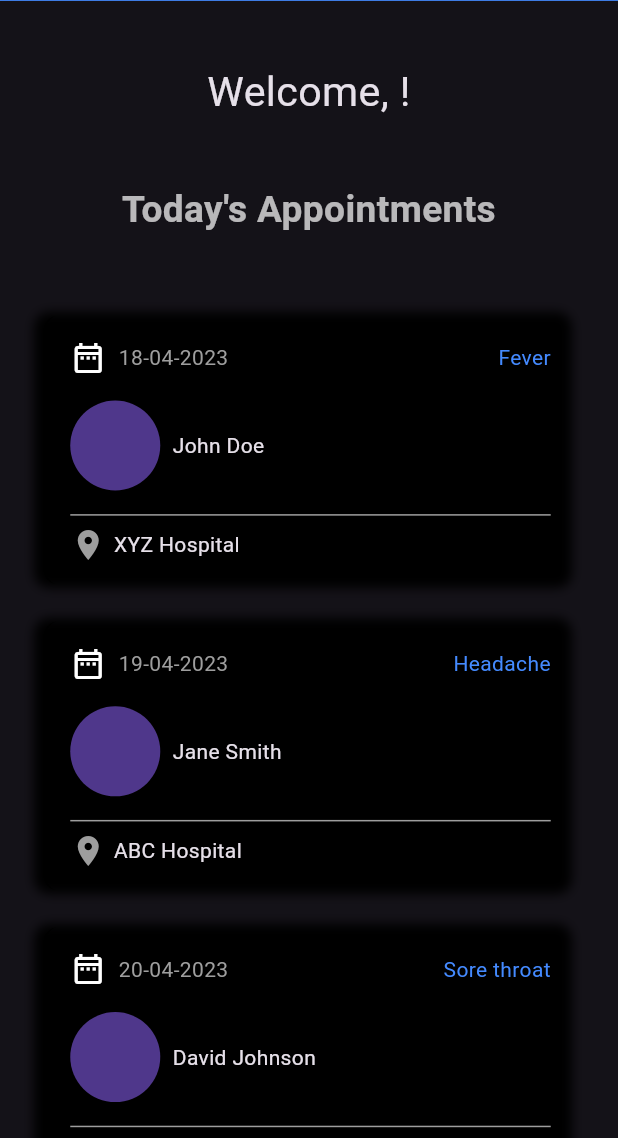
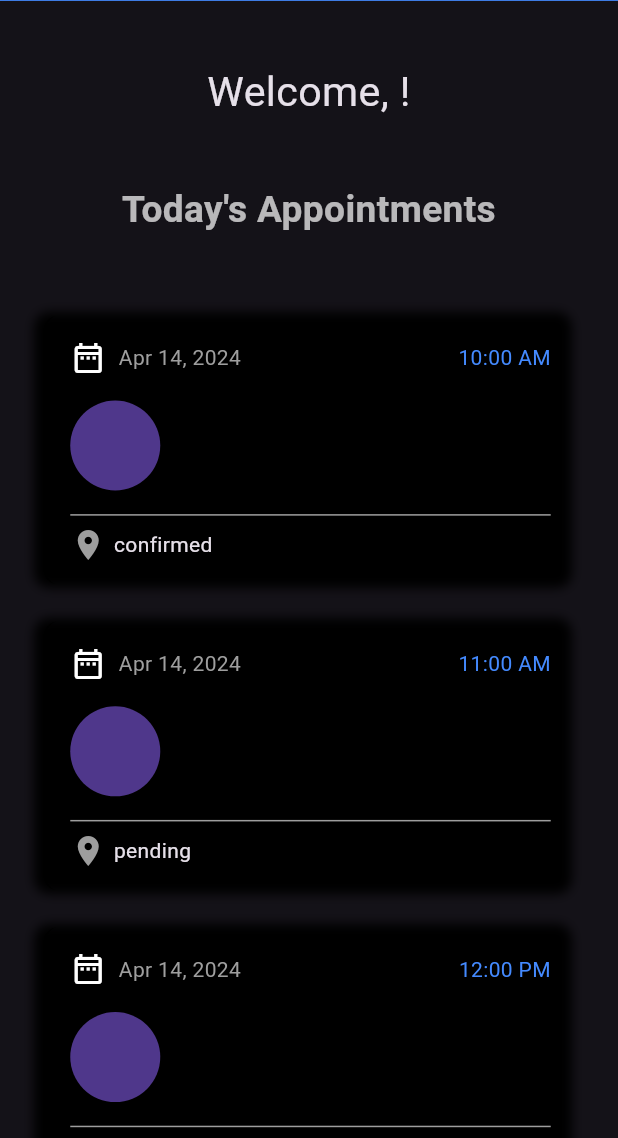
Before and after one commit to ShivamMenda/AetherWell-Mobile, a Flutter app: the UserHomeScreen screen opened by its route, on a phone screen of 412 x 824 dp, the part 98-1236 px from its top. Run offline on Flutter 3.47's test engine with Material 3 defaults, Android fonts, the phone set to English and light mode, and no system bars; our stand-ins replace easy_date_timeline, get, multi_dropdown, shared_preferences, sizer, syncfusion_flutter_charts; missing offline and left inert: mongo_dart, radio_grouped_buttons; accounts and stored records are empty; network calls fail.

```diff
--- a/lib/bindings/user/user_appointmentbooking_binding.dart
+++ b/lib/bindings/user/user_appointmentbooking_binding.dart
@@ -3,10 +3,11 @@ import 'package:aetherwell/controllers/user/user_appointmentbooking_controller.d
 import 'package:get/get.dart';
 import 'package:aetherwell/controllers/auth_controller.dart';
 
-class UserHomeBinding extends Bindings {
+class UserAppointmentBookingBinding extends Bindings {
   @override
   void dependencies() {
     Get.put<AuthController>(AuthController(), permanent: true);
-    Get.put<UserAppointmentBookingController>(UserAppointmentBookingController());
+    Get.put<UserAppointmentBookingController>(
+        UserAppointmentBookingController());
   }
 }
--- a/lib/controllers/user/home_controller.dart
+++ b/lib/controllers/user/home_controller.dart
@@ -1,36 +1,36 @@
+import 'package:aetherwell/models/appointments.dart';
 import 'package:get/get.dart';
+import 'package:mongo_dart/mongo_dart.dart';
 
 class UserHomeController extends GetxController {
-  List<Map<String, String>> appointmentList = [ // Get only today's appointments from API by date
-    {
-      'date': '18-04-2023',
-      'diseaseName': 'Fever',
-      'doctorName': 'John Doe',
-      'hospitalName': 'XYZ Hospital',
-    },
-    {
-      'date': '19-04-2023',
-      'diseaseName': 'Headache',
-      'doctorName': 'Jane Smith',
-      'hospitalName': 'ABC Hospital',
-    },
-    {
-      'date': '20-04-2023',
-      'diseaseName': 'Sore throat',
-      'doctorName': 'David Johnson',
-      'hospitalName': 'PQR Hospital',
-    },
-    {
-      'date': '21-04-2023',
-      'diseaseName': 'Cough',
-      'doctorName': 'Emily Brown',
-      'hospitalName': 'LMN Hospital',
-    },
-    {
-      'date': '22-04-2023',
-      'diseaseName': 'Fatigue',
-      'doctorName': 'Michael Williams',
-      'hospitalName': 'OPQ Hospital',
-    }
+  List<Appointment> appointmentList = [
+    // Get only today's appointments from API by date
+    Appointment(
+      id: ObjectId(),
+      doctorId: ObjectId(),
+      userId: ObjectId(),
+      date: DateTime.now(),
+      startTime: '10:00 AM',
+      endTime: '11:00 AM',
+      status: Status.confirmed,
+    ),
+    Appointment(
+      id: ObjectId(),
+      doctorId: ObjectId(),
+      userId: ObjectId(),
+      date: DateTime.now(),
+      startTime: '11:00 AM',
+      endTime: '12:00 PM',
+      status: Status.pending,
+    ),
+    Appointment(
+      id: ObjectId(),
+      doctorId: ObjectId(),
+      userId: ObjectId(),
+      date: DateTime.now(),
+      startTime: '12:00 PM',
+      endTime: '1:00 PM',
+      status: Status.attended,
+    ),
   ];
 }
--- a/lib/models/appointments.dart
+++ b/lib/models/appointments.dart
@@ -1,32 +1,31 @@
 //import mongo db package for object id
 import 'package:mongo_dart/mongo_dart.dart';
+
 //Appointment model
 //Defining an enum for status
-enum Status{
-  pending,
-  confirmed,
-  canceled,
-  attended
-}
+enum Status { pending, confirmed, canceled, attended }
+
 //Pasring the enum to an string
-extension ParseToString on Status{
+extension ParseToString on Status {
   String toShortString() {
     return toString().split('.').last;
   }
 }
+
 // function to get the role
-Status getStatus(String s){
-  if(s=="pending"){
+Status getStatus(String s) {
+  if (s == "pending") {
     return Status.pending;
-  }else if(s=="confirmed"){
+  } else if (s == "confirmed") {
     return Status.confirmed;
-  }else if(s=="canceled"){
+  } else if (s == "canceled") {
     return Status.canceled;
   }
   return Status.attended;
 }
 
-class Appointment{
+class Appointment {
+  late ObjectId id;
   late ObjectId doctorId;
   late ObjectId userId;
   late DateTime date;
@@ -36,6 +35,7 @@ class Appointment{
 
   //Appointment constructor
   Appointment({
+    required this.id,
     required this.doctorId,
     required this.userId,
     required this.date,
@@ -45,20 +45,22 @@ class Appointment{
   });
 
   //Factory mapper from Json to User model
-    factory Appointment.fromJSON(Map<String,dynamic>json){
+  factory Appointment.fromJSON(Map<String, dynamic> json) {
     return Appointment(
+      id: ObjectId.parse(json['_id'] as String),
       doctorId: ObjectId.parse(json['doctorId'] as String),
       userId: ObjectId.parse(json['userId'] as String),
-        date:DateTime(json['date']),
-        startTime:json['startTime'],
-        endTime:json['endTime'],
-        status: getStatus(json['status'])
+      date: DateTime(json['date']),
+      startTime: json['startTime'],
+      endTime: json['endTime'],
+      status: getStatus(json['status']),
     );
   }
 
   //Convert to JSON
   Map<String, dynamic> toJson() {
     return {
+      '_id': id.oid,
       'doctorId': doctorId.oid,
       'userId': userId.oid,
       'date': date.toIso8601String(),
@@ -67,5 +69,4 @@ class Appointment{
       'status': status.toShortString(),
     };
   }
-
 }
--- a/lib/models/doctor.dart
+++ b/lib/models/doctor.dart
@@ -75,7 +75,7 @@ class Doctor {
   String? gender;
   String? address;
   String? phone;
-  ObjectId? id;
+  ObjectId id;
   late List<DayAvailabilitySchema> availability;
 
   Doctor({
@@ -90,7 +90,7 @@ class Doctor {
     this.gender,
     this.address,
     this.phone,
-    this.id,
+    required this.id,
     required this.availability,
   });
 
@@ -102,7 +102,7 @@ class Doctor {
       //password:"",
       role: json['role'] == "doctor" ? DoctorRole.doctor : DoctorRole.user,
       age: json['age'] as int,
-      gender: json['gender'] as String,
+      gender: json['gender'] as String? ?? "Male",
       specialization: json['specialization'] as String,
       hospital: json['hospital'] as String,
       address: json['address'] as String?,
--- a/lib/routes/app_pages.dart
+++ b/lib/routes/app_pages.dart
@@ -7,6 +7,7 @@ import 'package:aetherwell/bindings/user/user_appointment_binding.dart';
 import 'package:aetherwell/bindings/user/user_home_binding.dart';
 import 'package:aetherwell/bindings/user/user_profile_binding.dart';
 import 'package:aetherwell/bindings/user/user_recommendation_bindings.dart';
+import 'package:aetherwell/controllers/user/user_appointmentbooking_controller.dart';
 import 'package:aetherwell/views/screens/doctor/doctor_appointment.dart';
 import 'package:aetherwell/views/screens/doctor/doctor_availbiltity_management.dart';
 import 'package:aetherwell/views/screens/doctor/doctor_profile.dart';
@@ -90,7 +91,9 @@ class AppPages {
     ),
     GetPage(
       name: AppRoutes.appointmentBooking,
-      page: () => AppointmentBookingScreen(doctor: null,),
+      page: () => AppointmentBookingScreen(
+        doctor: null,
+      ),
     ),
   ];
 }
--- a/lib/views/screens/user/home_screen.dart
+++ b/lib/views/screens/user/home_screen.dart
@@ -2,6 +2,7 @@ import 'package:aetherwell/controllers/auth_controller.dart';
 import 'package:aetherwell/controllers/user/home_controller.dart';
 import 'package:aetherwell/views/widgets/custom_drawer.dart';
 import 'package:aetherwell/views/widgets/user/user_record_tile.dart';
+import 'package:intl/intl.dart';
 import 'package:flutter/material.dart';
 import 'package:get/get.dart';
 import 'package:sizer/sizer.dart';
@@ -54,23 +55,23 @@ class UserHomeScreen extends StatelessWidget {
               SizedBox(height: 5.h),
               ListView.builder(
                 shrinkWrap: true,
-                physics: NeverScrollableScrollPhysics(),
+                physics: const NeverScrollableScrollPhysics(),
                 itemCount: userHomeController.appointmentList.length,
                 itemBuilder: (BuildContext context, int index) {
-                  final dateTitle =
-                      userHomeController.appointmentList[index]['date'];
-                  final diseaseName =
-                      userHomeController.appointmentList[index]['diseaseName'];
+                  final dateTitle = DateFormat.yMMMd().format(
+                    userHomeController.appointmentList[index].date,
+                  );
+                  final startTime =
+                      userHomeController.appointmentList[index].startTime;
                   final doctorName =
-                      userHomeController.appointmentList[index]['doctorName'];
-                  final hospitalName =
-                      userHomeController.appointmentList[index]['hospitalName'];
+                      userHomeController.appointmentList[index].doctorId.oid;
 
                   return UserRecordTile(
                     dateTitle: dateTitle,
-                    diseaseName: diseaseName,
+                    status:
+                        userHomeController.appointmentList[index].status.name,
                     doctorName: doctorName,
-                    hospitalName: hospitalName,
+                    startTime: startTime,
                     onViewDetails: () {},
                   );
                 },
--- a/lib/views/widgets/user/user_record_tile.dart
+++ b/lib/views/widgets/user/user_record_tile.dart
@@ -5,17 +5,17 @@ import 'package:sizer/sizer.dart';
 class UserRecordTile extends StatefulWidget {
   final String? dateTitle;
   final String? doctorName;
-  final String? hospitalName;
-  final String? diseaseName;
-  final VoidCallback onViewDetails;
-  UserRecordTile(
-      {Key? key,
-      required this.dateTitle,
-      required this.diseaseName,
-      required this.doctorName,
-      required this.hospitalName,
-      required this.onViewDetails})
-      : super(key: key);
+  final String? status;
+  final String? startTime;
+  final void Function() onViewDetails;
+  UserRecordTile({
+    Key? key,
+    required this.dateTitle,
+    required this.startTime,
+    required this.doctorName,
+    required this.status,
+    required this.onViewDetails,
+  }) : super(key: key);
 
   @override
   State<UserRecordTile> createState() => _UserRecordTileState();
@@ -34,8 +34,8 @@ class _UserRecordTileState extends State<UserRecordTile> {
             borderRadius: BorderRadius.circular(10),
             boxShadow: [
               BoxShadow(
-                color:
-                    Colors.black, // Adjust the shadow color and opacity as needed
+                color: Colors
+                    .black, // Adjust the shadow color and opacity as needed
                 spreadRadius: 2,
                 blurRadius: 5,
                 offset:
@@ -70,7 +70,7 @@ class _UserRecordTileState extends State<UserRecordTile> {
                     ],
                   ),
                   Text(
-                    widget.diseaseName ?? "",
+                    widget.startTime ?? "",
                     style: TextStyle(color: Theme.of(context).primaryColor),
                   ),
                 ],
@@ -105,7 +105,7 @@ class _UserRecordTileState extends State<UserRecordTile> {
                   SizedBox(
                     width: 5,
                   ),
-                  Text(widget.hospitalName ?? ""),
+                  Text(widget.status ?? ""),
                 ],
               ),
             ]),
--- a/pubspec.yaml
+++ b/pubspec.yaml
@@ -44,6 +44,7 @@ dependencies:
   syncfusion_flutter_charts: ^25.1.39+1
   easy_date_timeline: ^1.0.6
   radio_grouped_buttons: ^1.0.1
+  intl: ^0.19.0
 
 dev_dependencies:
   flutter_test:
```
Also changed, not shown: lib/controllers/user/user_appointmentbooking_controller.dart (+83 -9 lines), lib/controllers/user/user_listofdoctors_controller.dart (+39 -62 lines), lib/views/screens/user/appointment_booking_screen.dart (+28 -15 lines), lib/views/screens/user/list_of_doctors.dart (+61 -35 lines), pubspec.lock. Lines whose indentation alone changed are shown as unchanged.
